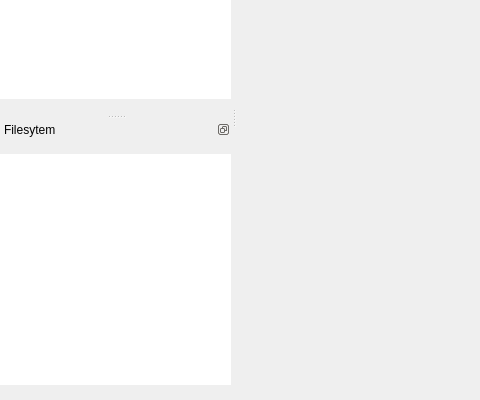
Above: src/ui/element_editor.ui from LNDF/Element-Editor before the change; both pictures show x 0 to 480 and y 186 to 586 of the 1126 by 586 pixel window. Below: the same form after it.
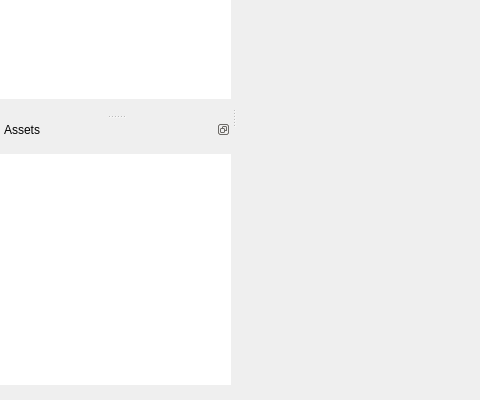
That is the form after the change. Custom widgets are drawn as their Qt base class.

Patch:
```diff
--- a/src/ui/element_editor.ui
+++ b/src/ui/element_editor.ui
@@ -113,7 +113,7 @@
     <set>QDockWidget::DockWidgetFloatable|QDockWidget::DockWidgetMovable</set>
    </property>
    <property name="windowTitle">
-    <string>Filesytem</string>
+    <string>Assets</string>
    </property>
    <attribute name="dockWidgetArea">
     <number>1</number>
```
Left out of the diff: 8 changed lines with no effect on the pictures.
